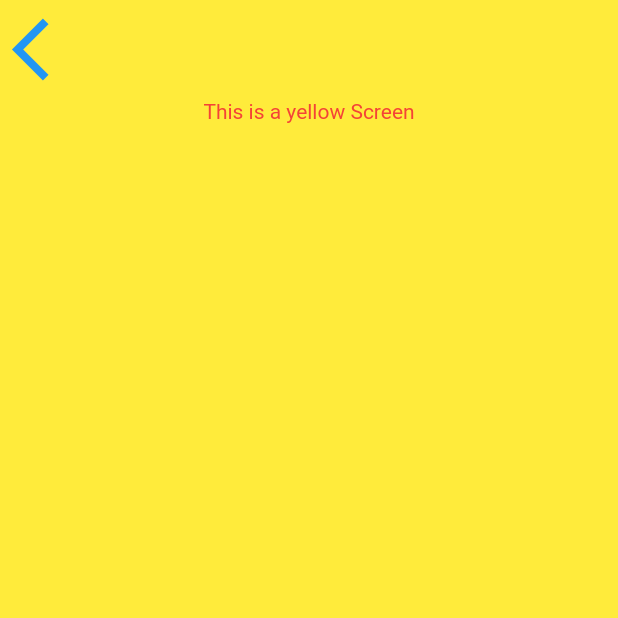
After one commit to kevinkooyizen/flutter-testing, a Flutter app: the YellowScreen screen opened directly, on a phone screen of 412 x 824 dp, the top half of it. The commit adds this screen. Run offline on Flutter 3.47's test engine with Material 2 defaults, Android fonts, the phone set to English and light mode, and no system bars; our stand-ins replace flutter_spinkit, geolocator.

Commit message:
Setup yellow screen

```diff
--- /dev/null
+++ b/lib/screens/yellow_screen.dart
@@ -0,0 +1,44 @@
+import 'package:flutter/material.dart';
+
+class YellowScreen extends StatefulWidget {
+  const YellowScreen({Key? key}) : super(key: key);
+
+  @override
+  _YellowScreenState createState() => _YellowScreenState();
+}
+
+class _YellowScreenState extends State<YellowScreen> {
+  late String cityName;
+
+  @override
+  Widget build(BuildContext context) {
+    return Scaffold(
+      body: Container(
+        color: Colors.yellow,
+        constraints: const BoxConstraints.expand(),
+        child: SafeArea(
+          child: Column(
+            children: <Widget>[
+              Align(
+                alignment: Alignment.topLeft,
+                child: TextButton(
+                  onPressed: () {
+                    Navigator.pop(context);
+                  },
+                  child: const Icon(
+                    Icons.arrow_back_ios,
+                    size: 50.0,
+                  ),
+                ),
+              ),
+              const Text(
+                'This is a yellow Screen',
+                style: TextStyle(color: Colors.red),
+              ),
+            ],
+          ),
+        ),
+      ),
+    );
+  }
+}
--- a/lib/utilities/constants.dart
+++ b/lib/utilities/constants.dart
@@ -13,6 +13,7 @@ const kMessageTextStyle = TextStyle(
 const kButtonTextStyle = TextStyle(
   fontSize: 30.0,
   fontFamily: 'Spartan MB',
+  color: Colors.white,
 );
 
 const kConditionTextStyle = TextStyle(
```
Also changed, not shown: lib/screens/location_screen.dart (+17 -0 lines).
